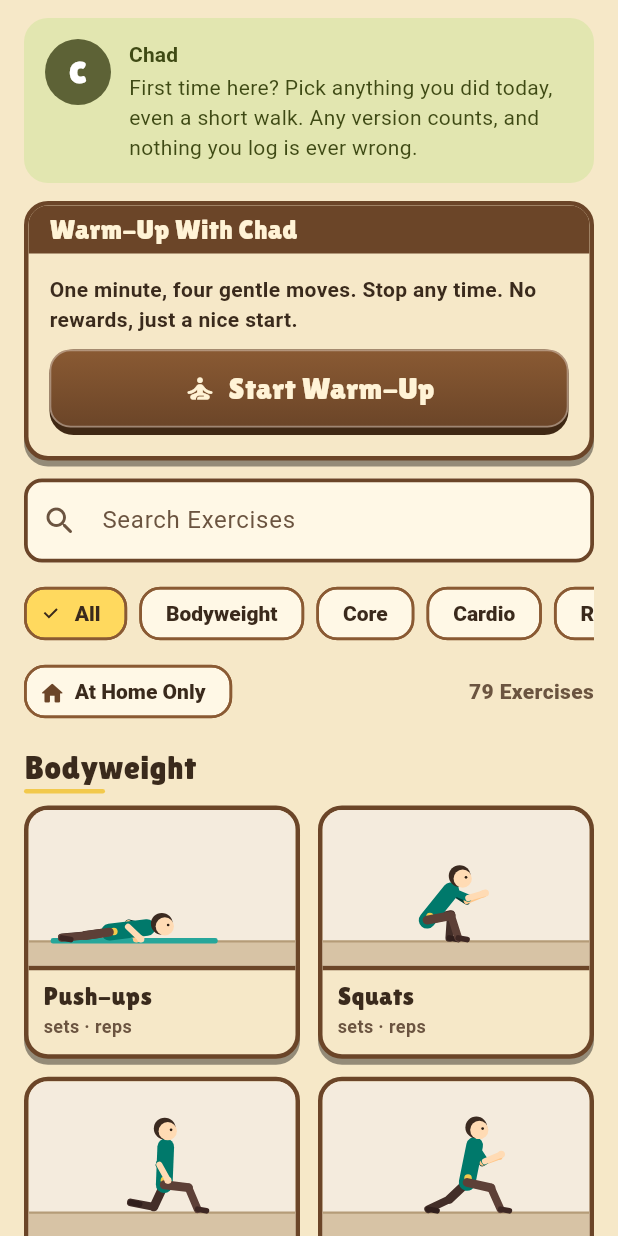
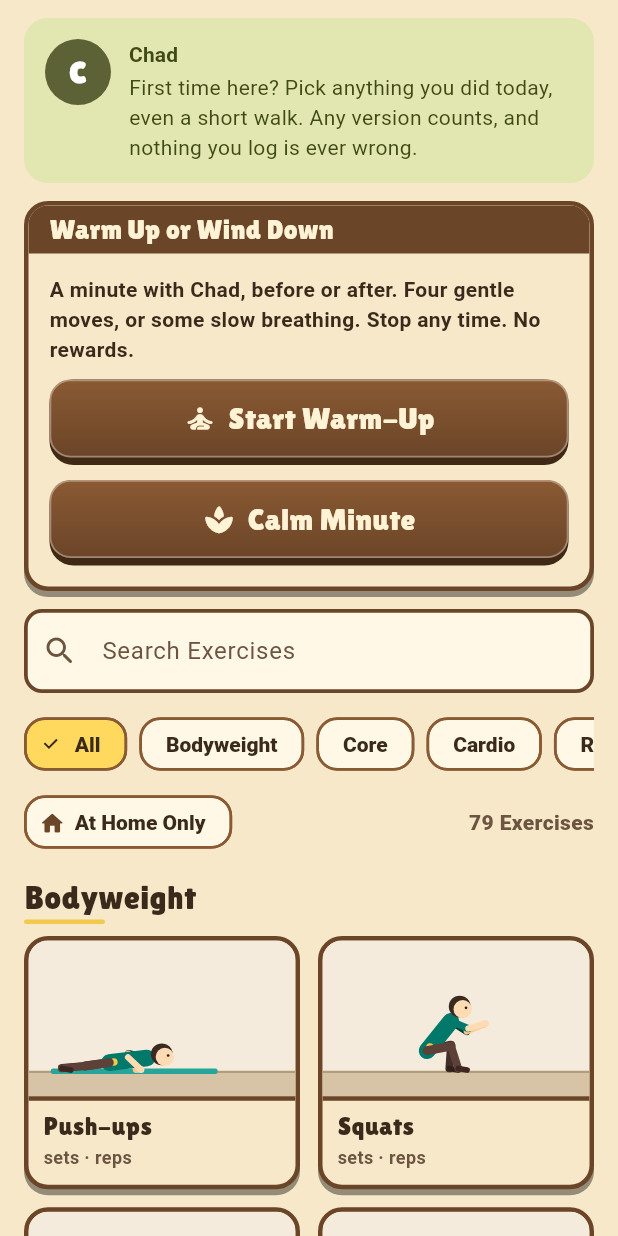
Before and after one commit to JosephDriedger/I-Am-Chad-Fitness-RPG, a Flutter app: the WorkoutScreen widget shown alone on an empty page, opened directly, on a phone screen of 412 x 824 dp. Run offline on Flutter 3.47's test engine with Material 3 defaults, Android fonts, the light colour scheme and no system bars; our stand-ins replace camera, drift, drift_flutter, file_picker, flutter_local_notifications, flutter_riverpod and 5 more; missing offline and left inert: flame, flame_audio, google_mlkit_pose_detection; accounts and stored records are empty; generated files the repository leaves out were written again.

Commit message:
Add a calm minute of slow breathing beside the warm-up

```diff
--- /dev/null
+++ b/lib/domain/calm.dart
@@ -0,0 +1,74 @@
+/// Chad's calm minute: a short, optional stretch of slow breathing, for the end of
+/// a session, a rest day, or any time. It pays nothing, saves nothing and never
+/// nags, and it never asks for a particular depth of breath: the circle only sets
+/// a pace, and going smaller or quicker is always fine. See
+/// docs/CONTENT_GUIDELINES.md before changing the words.
+library;
+
+/// One part of a breath.
+enum CalmPhase {
+  inhale('Breathe in', 4),
+  hold('Rest here', 2),
+  exhale('Breathe out', 6);
+
+  const CalmPhase(this.label, this.seconds);
+
+  final String label;
+  final int seconds;
+}
+
+class Calm {
+  const Calm._();
+
+  static const title = 'A Calm Minute With Chad';
+
+  static const intro =
+      'About a minute of slow breathing. In through the nose, out slowly, at whatever size feels easy. Stop whenever you like, and nothing is counted.';
+
+  /// How many breaths make a minute.
+  static const breaths = 5;
+
+  /// One cue for each breath, so the minute has a little company in it.
+  static const cues = <String>[
+    'Let your shoulders drop. There is nowhere else to be for a minute.',
+    'Follow the circle, or ignore it and breathe your own way.',
+    'If your mind wanders, that is fine. Just come back to the next breath.',
+    'Nice and slow. Longer out than in, if that feels comfortable.',
+    'Last one. Notice that you are a little softer than a minute ago.',
+  ];
+
+  static const finish =
+      'And that is a calm minute! It earned nothing but a quiet moment, which is a fine thing to earn. If you ever feel dizzy, just breathe normally.';
+
+  static const note = 'No rewards, nothing to log. Rest is training, and this is a small piece of it.';
+
+  /// The seconds one breath takes.
+  static int get breathSeconds => CalmPhase.values.fold(0, (a, p) => a + p.seconds);
+
+  static int get totalSeconds => breathSeconds * breaths;
+
+  /// Which breath (from 0) and which part of it [elapsed] seconds into the minute,
+  /// and how many seconds of that part are left. Null once the minute is over.
+  static ({int breath, CalmPhase phase, int left})? at(int elapsed) {
+    if (elapsed < 0 || elapsed >= totalSeconds) return null;
+    final inBreath = elapsed % breathSeconds;
+    var used = 0;
+    for (final p in CalmPhase.values) {
+      if (inBreath < used + p.seconds) {
+        return (breath: elapsed ~/ breathSeconds, phase: p, left: used + p.seconds - inBreath);
+      }
+      used += p.seconds;
+    }
+    return null;
+  }
+
+  /// Every line a player reads, for tests.
+  static List<String> get words => [
+        title,
+        intro,
+        finish,
+        note,
+        for (final p in CalmPhase.values) p.label,
+        ...cues,
+      ];
+}
--- a/lib/domain/guide.dart
+++ b/lib/domain/guide.dart
@@ -85,6 +85,10 @@ class Guide {
           GuideEntry(
             'Weekly Goal',
             'A gentle target of active days in a week, from ${HeroProfile.minWeeklyGoal} to ${HeroProfile.maxWeeklyGoal}. You choose it on the quest board, and you can change it whenever you like. Until you do, Chad suggests about what you have been doing lately, once you have a few weeks behind you.',
+          ),
+          const GuideEntry(
+            'Warm-Up and Calm Minute',
+            'On the Train screen Chad offers a one-minute warm-up and a minute of slow breathing. Both are optional, pay nothing, save nothing, and you can stop whenever you like.',
           ),
           const GuideEntry(
             'Last Week',
--- a/lib/features/workout/workout_screen.dart
+++ b/lib/features/workout/workout_screen.dart
@@ -7,12 +7,12 @@ import '../../app/providers.dart';
 import '../../app/widgets.dart';
 import '../../domain/activity.dart';
 import '../../domain/first_steps.dart';
-import '../../domain/warmup.dart';
 import '../../game/core.dart' show Haptic, Sfx;
 import '../../game/demo/exercise_demo.dart';
 import '../../game/look.dart';
 import 'do_it_again.dart';
 import 'log_workout_screen.dart';
+import 'calm_screen.dart';
 import 'warmup_screen.dart';
 
 /// The training yard: pick an exercise card. Every card shows the exercise
@@ -83,15 +83,20 @@ class _WorkoutScreenState extends ConsumerState<WorkoutScreen> {
         const SizedBox(height: 12),
         DoItAgainShelf(journal: ref.watch(workoutsProvider).value ?? const [], metric: ref.watch(prefsProvider).useMetric),
         GamePanel(
-          title: WarmUp.title,
+          title: 'Warm Up or Wind Down',
           child: Column(
             crossAxisAlignment: CrossAxisAlignment.start,
             children: [
               const Text(
-                'One minute, four gentle moves. Stop any time. No rewards, just a nice start.',
+                'A minute with Chad, before or after. Four gentle moves, or some slow breathing. Stop any time. No rewards.',
                 style: TextStyle(fontWeight: FontWeight.w600),
               ),
               const SizedBox(height: 10),
+              // Side by side when there is room, one under the other at large text.
+              Wrap(
+                spacing: 10,
+                runSpacing: 10,
+                children: [
                   GameButton(
                     key: const Key('warmup_start'),
                     label: 'Start Warm-Up',
@@ -100,6 +105,17 @@ class _WorkoutScreenState extends ConsumerState<WorkoutScreen> {
                     onPressed: () => Navigator.of(context).push(
                       MaterialPageRoute<void>(builder: (_) => const WarmUpScreen()),
                     ),
+                  ),
+                  GameButton(
+                    key: const Key('calm_start'),
+                    label: 'Calm Minute',
+                    icon: Icons.spa_rounded,
+                    kind: GameButtonKind.secondary,
+                    onPressed: () => Navigator.of(context).push(
+                      MaterialPageRoute<void>(builder: (_) => const CalmScreen()),
+                    ),
+                  ),
+                ],
               ),
             ],
           ),
```
Also changed, not shown: lib/features/workout/calm_screen.dart (added, +187 -0 lines), 10 other files. Lines whose indentation alone changed are shown as unchanged.
